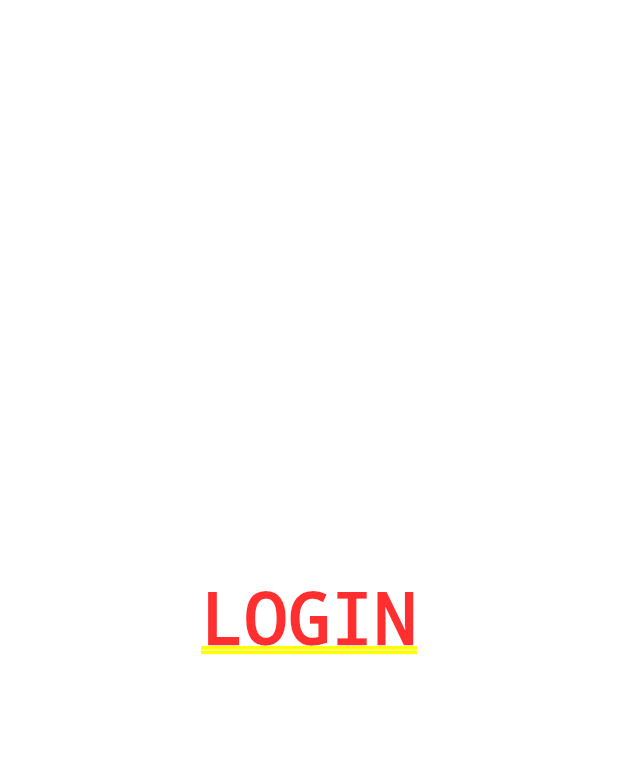
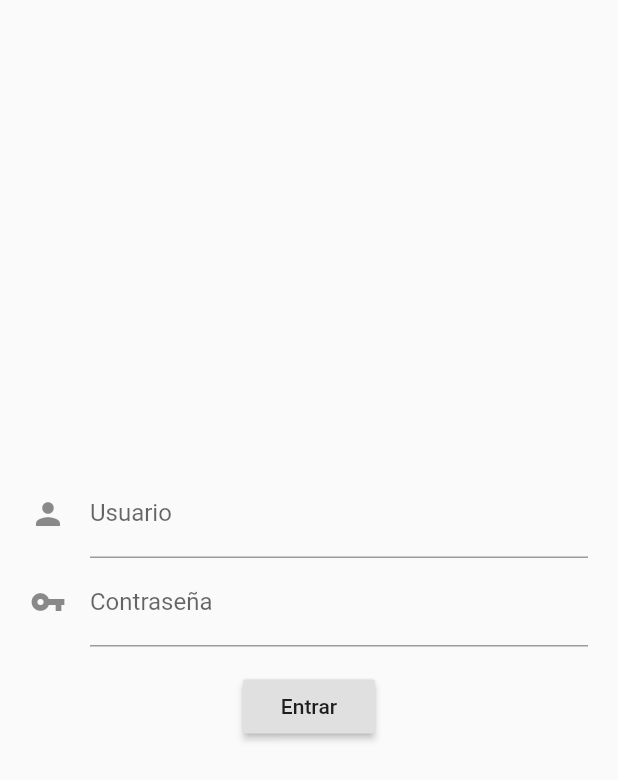
Before and after one commit to Los-Porricultores/porriApp_App, a Flutter app: the screen it shows after launch, on a phone screen of 412 x 824 dp. Shown: the top 780 px of the screen. Run offline on Flutter 3.47's test engine with Material 2 defaults, Android fonts, the phone set to English and light mode, and no system bars; our stand-ins replace get_it, sqflite; accounts and stored records are empty.

Commit message:
login validation

```diff
--- a/lib/main.dart
+++ b/lib/main.dart
@@ -2,6 +2,7 @@ import 'package:flutter/material.dart';
 import 'package:porri_app/src/controllers/main.dart';
 import 'package:porri_app/src/controllers/serviceLocator.dart';
 import 'package:porri_app/src/models/session.dart';
+import 'package:porri_app/src/pages/login.dart';
 import 'package:porri_app/src/pages/splash.dart';
 import 'package:porri_app/src/states/session.dart';
 
@@ -35,10 +36,7 @@ class MyApp extends StatelessWidget {
                   return MyHomePage(title: 'Flutter Demo Home Page');
                 }
 
-                return Container(
-                  alignment: Alignment.center,
-                  child: Text('LOGIN'),
-                );
+                return Login();
               },
             );
           }
--- /dev/null
+++ b/lib/src/controllers/login.dart
@@ -0,0 +1,40 @@
+import 'dart:async';
+
+import 'package:flutter/material.dart';
+
+class LoginController {
+  TextEditingController usernameController = TextEditingController(),
+      passwordController = TextEditingController();
+
+  StreamController<String> validationErrorStream = StreamController();
+
+  void dispose() {
+    validationErrorStream.close();
+  }
+
+  void sendLogin() {
+    if (isLoginFormValid()) {
+      print('login');
+    }
+  }
+
+  bool isLoginFormValid() {
+    // username validation
+    String username = usernameController.text;
+    if (username.isEmpty) {
+      validationErrorStream.sink.add('¡Necesitamos tu usuario!');
+      return false;
+    }
+
+    // password validation
+    String password = passwordController.text;
+    if (password.isEmpty) {
+      validationErrorStream.sink
+          .add('Sabemos que tienes una contraseña, no te hagas de rogar...');
+      return false;
+    }
+
+    validationErrorStream.sink.add(null);
+    return true;
+  }
+}
--- a/lib/src/controllers/serviceLocator.dart
+++ b/lib/src/controllers/serviceLocator.dart
@@ -1,5 +1,6 @@
 import 'package:get_it/get_it.dart';
 import 'package:porri_app/src/controllers/database.dart';
+import 'package:porri_app/src/controllers/login.dart';
 import 'package:porri_app/src/controllers/session.dart';
 import 'package:porri_app/src/controllers/user.dart';
 import 'package:porri_app/src/states/database.dart';
@@ -18,4 +19,5 @@ Future<void> setUp() async {
   sl.registerSingleton<SessionController>(SessionController(),
       signalsReady: true);
   sl.registerSingleton<UserController>(UserController(), signalsReady: true);
+  sl.registerSingleton<LoginController>(LoginController(), signalsReady: true);
 }
--- /dev/null
+++ b/lib/src/pages/login.dart
@@ -0,0 +1,68 @@
+import 'package:flutter/material.dart';
+import 'package:porri_app/src/controllers/login.dart';
+import 'package:porri_app/src/controllers/serviceLocator.dart';
+
+class Login extends StatelessWidget {
+  final _formKey = GlobalKey<FormState>();
+
+  @override
+  Widget build(BuildContext context) {
+    return Scaffold(
+      body: Container(
+        padding: EdgeInsets.all(20),
+        alignment: Alignment.center,
+        child: Column(
+          crossAxisAlignment: CrossAxisAlignment.center,
+          mainAxisAlignment: MainAxisAlignment.center,
+          children: <Widget>[
+            TextFormField(
+              controller: sl<LoginController>().usernameController,
+              decoration: const InputDecoration(
+                icon: Icon(Icons.person),
+                hintText: 'Utiliza tu alias porricultor...',
+                labelText: 'Usuario',
+              ),
+            ),
+            TextFormField(
+              controller: sl<LoginController>().passwordController,
+              decoration: const InputDecoration(
+                icon: Icon(Icons.vpn_key),
+                hintText: 'Que nadie te vea...',
+                labelText: 'Contraseña',
+              ),
+            ),
+            Padding(
+              padding: const EdgeInsets.symmetric(vertical: 16.0),
+              child: RaisedButton(
+                onPressed: () {
+                  sl<LoginController>().sendLogin();
+                },
+                child: Text('Entrar'),
+              ),
+            ),
+            StreamBuilder<String>(
+                stream: sl<LoginController>().validationErrorStream.stream,
+                initialData: null,
+                builder:
+                    (BuildContext context, AsyncSnapshot<String> snapshot) {
+                  if (snapshot.hasData) {
+                    return Container(
+                      padding: EdgeInsets.only(top: 20),
+                      child: Text(
+                        snapshot.data,
+                        style: TextStyle(
+                          color: Colors.red,
+                          fontSize: 20,
+                        ),
+                      ),
+                    );
+                  }
+
+                  return Container();
+                }),
+          ],
+        ),
+      ),
+    );
+  }
+}
```
